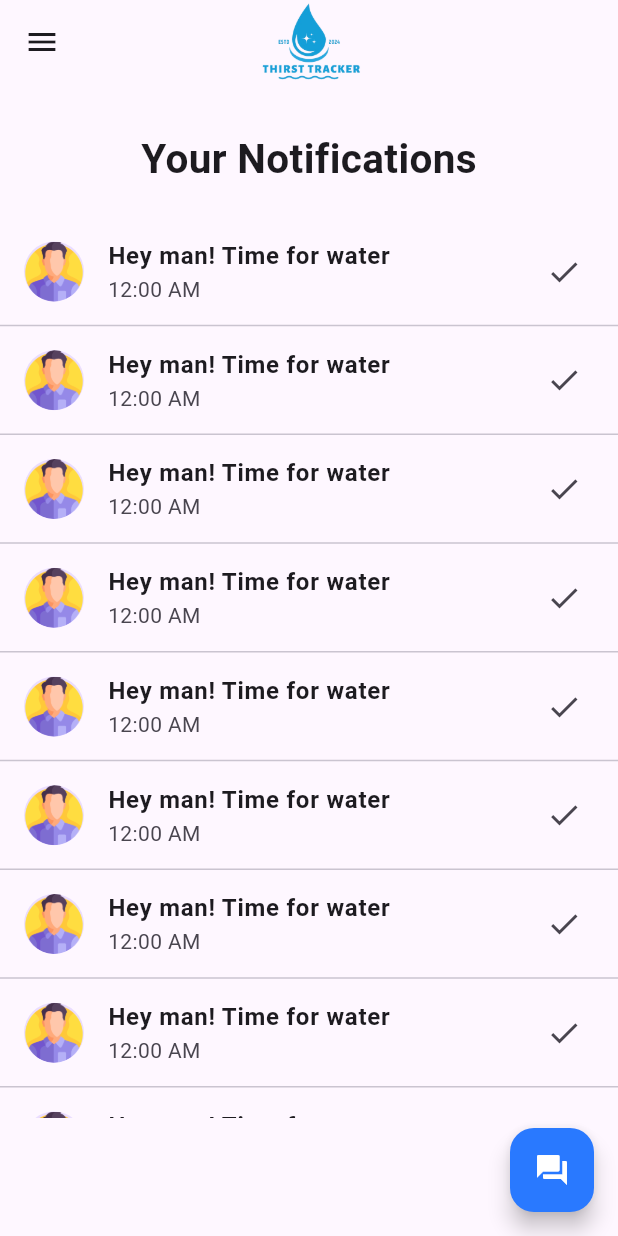
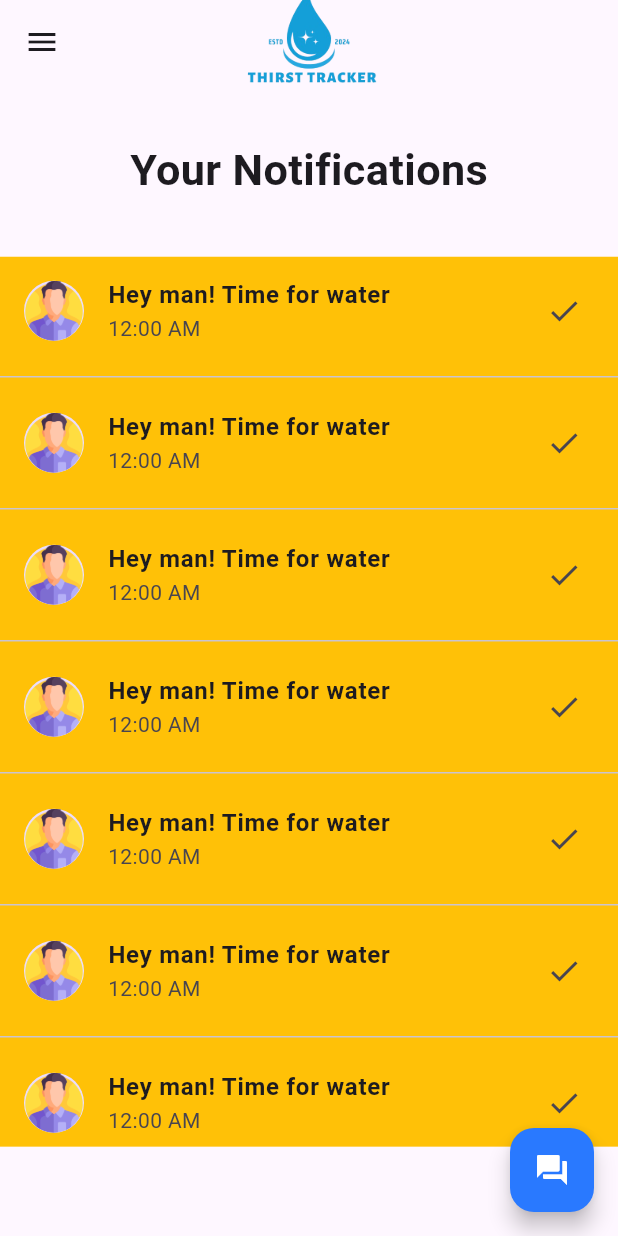
Before and after one commit to Sadman-123/Thirst-Tracker, a Flutter app: the screen it shows after launch, in the side drawer, after a tap on "Notifications", on a phone screen of 412 x 824 dp. Run offline on Flutter 3.47's test engine with Material 3 defaults, Android fonts, the phone set to English and light mode, and no system bars; our stand-ins replace fl_chart, flutter_svg, get.

Commit message:
made responsive mobile notification part

```diff
--- a/lib/screens/screens_components/mobile_notification.dart
+++ b/lib/screens/screens_components/mobile_notification.dart
@@ -2,16 +2,17 @@ import 'package:flutter/material.dart';
 import 'package:get/get.dart';
 import 'package:water_tracker/screens/mobile_view.dart';
 import 'package:water_tracker/screens/screens_components/mobile_health.dart';
-
 import 'mobile_cloud.dart';
 class MobileNotification extends StatelessWidget{
   @override
   Widget build(BuildContext context) {
+    var mdw=MediaQuery.of(context).size.width;
+    var mdh=MediaQuery.of(context).size.height;
     // TODO: implement build
     return Scaffold(
       appBar: AppBar(
         centerTitle: true,
-        title: Image.asset("assets/logo.png",height: 100,),
+        title: Image.asset("assets/logo.png",height:  mdh*0.16,),
       ),
       drawer: Drawer(
         child: ListView(
@@ -45,12 +46,13 @@ class MobileNotification extends StatelessWidget{
       ),
       body: Column(
         children: [
-          SizedBox(height: 30,),
-          Text("Your Notifications",style: TextStyle(fontSize: 27,fontWeight: FontWeight.bold),textAlign: TextAlign.start,),
-          SizedBox(height: 20,),
+          SizedBox(height: mdh*0.045,),
+          Text("Your Notifications",style: TextStyle(fontSize: mdw*0.07,fontWeight: FontWeight.bold),textAlign: TextAlign.start,),
+          SizedBox(height: mdh*0.045,),
           Container(
-            width: 650,
-            height: 600,
+            color: Colors.amber,
+            width: double.infinity,
+            height: mdh*0.72,
             child: Column(
               children: [
                 Expanded(
@@ -67,7 +69,7 @@ class MobileNotification extends StatelessWidget{
                       );
                     },
                     separatorBuilder: (context, index) {
-                      return Divider(height: 0.5,);
+                      return Divider();
                     },
                   ),
                 )
```
